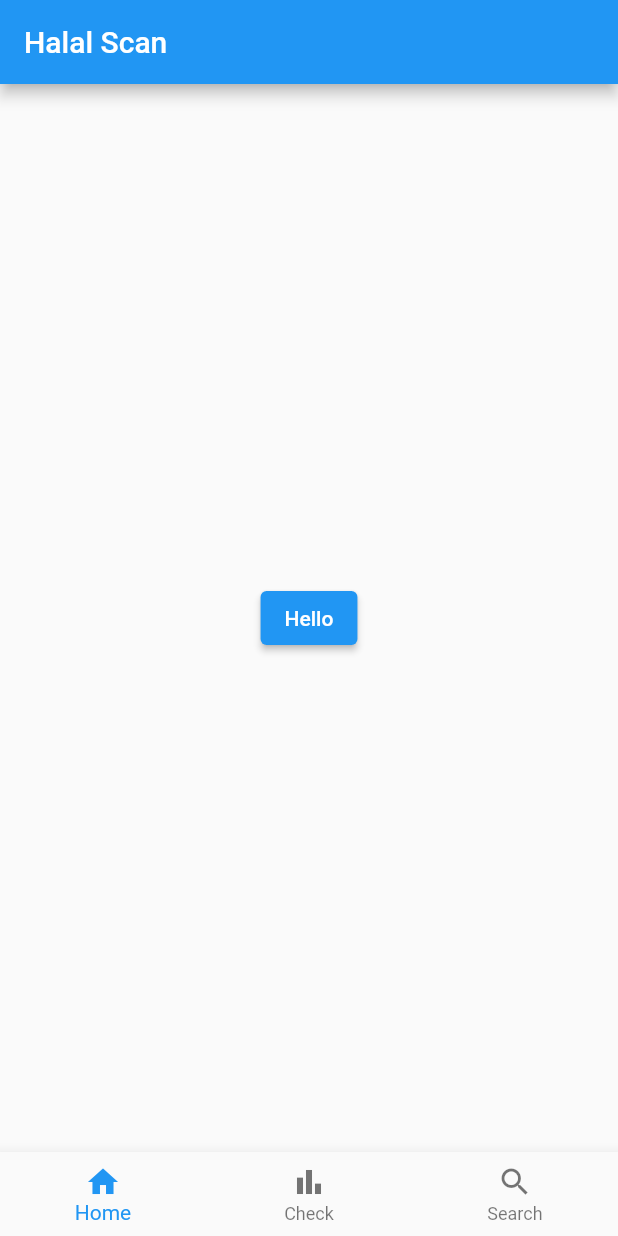
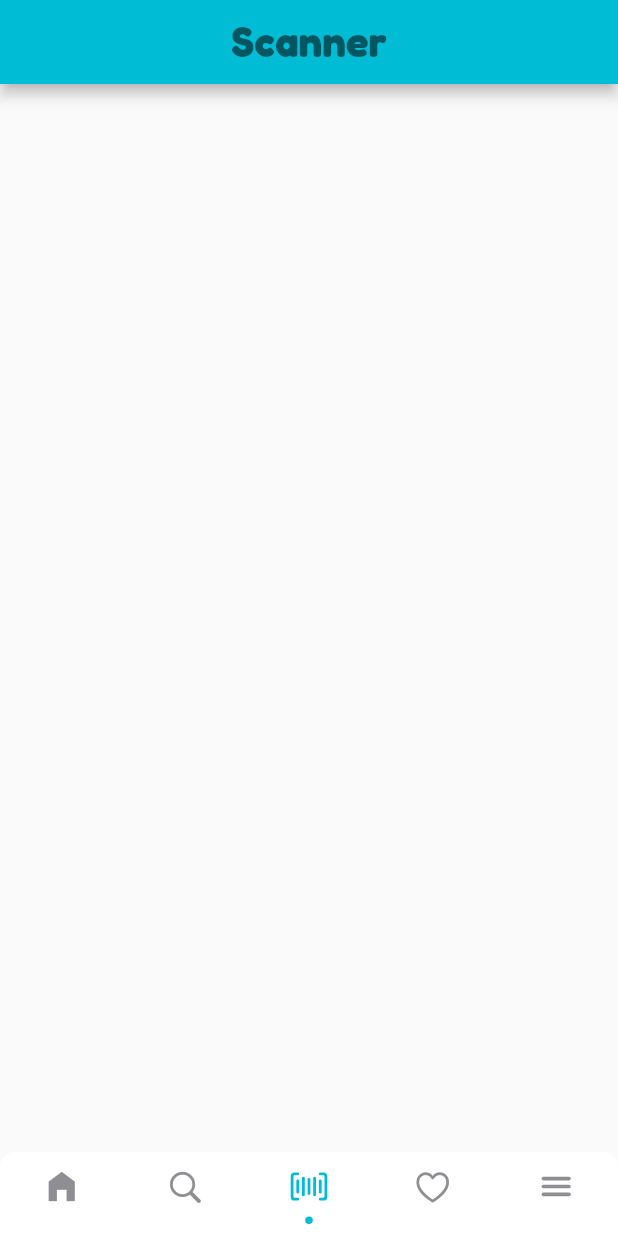
Before and after one commit to Isko21/Halal-Scan, a Flutter app: the screen it shows after launch, on a phone screen of 412 x 824 dp. Run offline on Flutter 3.47's test engine with Material 2 defaults, Android fonts, the phone set to English and light mode, and no system bars; drawn by our look-alikes of persistent_bottom_nav_bar; our stand-ins replace google_fonts, ionicons.

```diff
--- a/lib/main.dart
+++ b/lib/main.dart
@@ -1,4 +1,7 @@
 import 'package:flutter/material.dart';
+import 'package:google_fonts/google_fonts.dart';
+import 'package:halal_scan/utility/config.dart';
+import 'package:persistent_bottom_nav_bar/persistent_tab_view.dart';
 
 void main() {
   runApp(const MyApp());
@@ -13,40 +16,50 @@ class MyApp extends StatelessWidget {
       debugShowCheckedModeBanner: false,
       title: 'Halal Scan',
       theme: ThemeData(
-        primarySwatch: Colors.blue,
+        primarySwatch: Colors.cyan,
+        textTheme: GoogleFonts.fredokaTextTheme(
+          const TextTheme(
+            headline1: TextStyle(fontSize: 28.0, fontWeight: FontWeight.bold),
+          ),
+        ),
       ),
-      home: const HomePage(title: 'Halal Scan'),
+      home: const MainPage(title: 'Halal Scan'),
     );
   }
 }
 
-class HomePage extends StatefulWidget {
-  const HomePage({Key? key, required this.title}) : super(key: key);
+class MainPage extends StatefulWidget {
+  const MainPage({Key? key, required this.title}) : super(key: key);
 
   final String title;
 
   @override
-  State<HomePage> createState() => _HomePageState();
+  State<MainPage> createState() => _MainPageState();
 }
 
-class _HomePageState extends State<HomePage> {
+class _MainPageState extends State<MainPage> {
+  final _controller = PersistentTabController(initialIndex: 2);
+
   @override
   Widget build(BuildContext context) {
-    return Scaffold(
-      bottomNavigationBar: BottomNavigationBar(items: const [
-        BottomNavigationBarItem(icon: Icon(Icons.home), label: 'Home'),
-        BottomNavigationBarItem(icon: Icon(Icons.bar_chart), label: 'Check'),
-        BottomNavigationBarItem(icon: Icon(Icons.search), label: 'Search')
-      ]),
-      appBar: AppBar(
-        title: Text(widget.title),
+    return PersistentTabView(
+      context,
+      controller: _controller,
+      screens: navBarscreens(),
+      items: navBarsItems(),
+      backgroundColor: Colors.white,
+      resizeToAvoidBottomInset: true,
+      decoration: NavBarDecoration(
+        borderRadius: BorderRadius.circular(10.0),
+        colorBehindNavBar: Colors.white,
       ),
-      body: Center(
-        child: ElevatedButton(
-          child: const Text('Hello'),
-          onPressed: () {},
-        ),
+      popAllScreensOnTapOfSelectedTab: true,
+      popActionScreens: PopActionScreensType.all,
+      itemAnimationProperties: const ItemAnimationProperties(
+        duration: Duration(milliseconds: 200),
+        curve: Curves.ease,
       ),
+      navBarStyle: NavBarStyle.style13,
     );
   }
 }
--- /dev/null
+++ b/lib/pages/home/home_page.dart
@@ -0,0 +1,16 @@
+import 'package:flutter/material.dart';
+import 'package:halal_scan/widgets/appbar.dart';
+
+class HomePage extends StatefulWidget {
+  const HomePage({super.key});
+
+  @override
+  State<HomePage> createState() => _HomePageState();
+}
+
+class _HomePageState extends State<HomePage> {
+  @override
+  Widget build(BuildContext context) {
+    return const Scaffold(appBar: CustomAppBar(title: 'Halal-Scan'));
+  }
+}
--- /dev/null
+++ b/lib/pages/home/menu_page.dart
@@ -0,0 +1,18 @@
+import 'package:flutter/material.dart';
+import 'package:halal_scan/widgets/appbar.dart';
+
+class MenuPage extends StatefulWidget {
+  const MenuPage({super.key});
+
+  @override
+  State<MenuPage> createState() => _MenuPageState();
+}
+
+class _MenuPageState extends State<MenuPage> {
+  @override
+  Widget build(BuildContext context) {
+    return const Scaffold(
+      appBar: CustomAppBar(title: 'Menu'),
+    );
+  }
+}
--- /dev/null
+++ b/lib/pages/home/save_page.dart
@@ -0,0 +1,18 @@
+import 'package:flutter/material.dart';
+import 'package:halal_scan/widgets/appbar.dart';
+
+class SavePage extends StatefulWidget {
+  const SavePage({super.key});
+
+  @override
+  State<SavePage> createState() => _SavePageState();
+}
+
+class _SavePageState extends State<SavePage> {
+  @override
+  Widget build(BuildContext context) {
+    return const Scaffold(
+      appBar: CustomAppBar(title: 'Saved'),
+    );
+  }
+}
--- /dev/null
+++ b/lib/pages/home/scan_page.dart
@@ -0,0 +1,19 @@
+import 'package:flutter/material.dart';
+import 'package:halal_scan/widgets/appbar.dart';
+
+class ScanPage extends StatefulWidget {
+  const ScanPage({super.key});
+
+  @override
+  State<ScanPage> createState() => _ScanPageState();
+}
+
+class _ScanPageState extends State<ScanPage> {
+  @override
+  Widget build(BuildContext context) {
+    return const Scaffold(
+        appBar: CustomAppBar(
+      title: 'Scanner',
+    ));
+  }
+}
--- /dev/null
+++ b/lib/pages/home/search_page.dart
@@ -0,0 +1,19 @@
+import 'package:flutter/material.dart';
+import 'package:halal_scan/widgets/appbar.dart';
+
+class SearchPage extends StatefulWidget {
+  const SearchPage({super.key});
+
+  @override
+  State<SearchPage> createState() => _SearchPageState();
+}
+
+class _SearchPageState extends State<SearchPage> {
+  @override
+  Widget build(BuildContext context) {
+    return const Scaffold(
+        appBar: CustomAppBar(
+      title: 'Explorer',
+    ));
+  }
+}
--- a/lib/utility/config.dart
+++ b/lib/utility/config.dart
@@ -0,0 +1,55 @@
+import 'package:flutter/cupertino.dart';
+import 'package:flutter/material.dart';
+import 'package:ionicons/ionicons.dart';
+import 'package:persistent_bottom_nav_bar/persistent_tab_view.dart';
+
+import '../pages/home/home_page.dart';
+import '../pages/home/menu_page.dart';
+import '../pages/home/save_page.dart';
+import '../pages/home/scan_page.dart';
+import '../pages/home/search_page.dart';
+
+List<PersistentBottomNavBarItem> navBarsItems() {
+  return [
+    PersistentBottomNavBarItem(
+      icon: const Icon(Icons.home_filled),
+      activeColorPrimary: Colors.cyan,
+      title: ('Home'),
+      inactiveColorPrimary: CupertinoColors.systemGrey,
+    ),
+    PersistentBottomNavBarItem(
+      icon: const Icon(CupertinoIcons.search),
+      activeColorPrimary: Colors.cyan,
+      title: ('Search'),
+      inactiveColorPrimary: CupertinoColors.systemGrey,
+    ),
+    PersistentBottomNavBarItem(
+      icon: const Icon(Ionicons.barcode_outline, size: 30),
+      activeColorPrimary: Colors.cyan,
+      title: ('Scan'),
+      inactiveColorPrimary: CupertinoColors.systemGrey,
+    ),
+    PersistentBottomNavBarItem(
+      icon: const Icon(CupertinoIcons.heart),
+      activeColorPrimary: Colors.cyan,
+      title: ('Favourites'),
+      inactiveColorPrimary: CupertinoColors.systemGrey,
+    ),
+    PersistentBottomNavBarItem(
+      icon: const Icon(Ionicons.menu),
+      activeColorPrimary: Colors.cyan,
+      title: ('Menu'),
+      inactiveColorPrimary: CupertinoColors.systemGrey,
+    ),
+  ];
+}
+
+List<Widget> navBarscreens() {
+  return [
+    const HomePage(),
+    const SearchPage(),
+    const ScanPage(),
+    const SavePage(),
+    const MenuPage(),
+  ];
+}
--- /dev/null
+++ b/lib/widgets/appbar.dart
@@ -0,0 +1,20 @@
+import 'package:flutter/material.dart';
+
+class CustomAppBar extends StatelessWidget with PreferredSizeWidget {
+  final String title;
+  const CustomAppBar({super.key, required this.title});
+
+  @override
+  Widget build(BuildContext context) {
+    return AppBar(
+      title: Center(
+          child: Text(
+        title,
+        style: Theme.of(context).textTheme.headline1,
+      )),
+    );
+  }
+
+  @override
+  Size get preferredSize => const Size.fromHeight(kToolbarHeight);
+}
```
Also changed, not shown: pubspec.yaml (+7 -71 lines), pubspec.lock.
